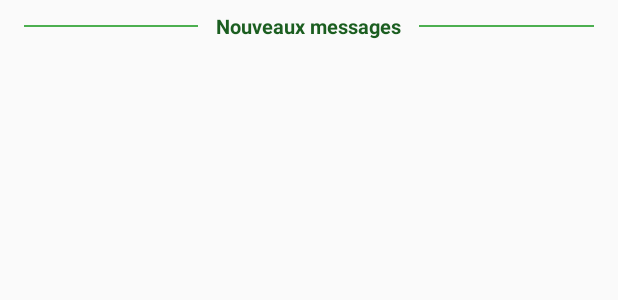
After one commit to FialkaApp/Fialka-Android, an Android app: the layout item_unread_divider.xml on its own in the app's theme, with its tools: preview values and no code run, on a phone screen of 412 x 824 dp. The commit adds this screen. Shown: the top 300 px of the screen. Run offline under Robolectric (Android 15) with nearby library versions, the light colour scheme and no system bars.

Commit message:
feat: unread messages, real-time sync, Firebase hardening, UI fixes
- Unread badge on conversation list with count (99+ cap)
- 'Nouveaux messages' divider in chat (anchored by message ID)
- Real-time message reception on conversations list (global listeners)
- Duplicate message prevention (shared Mutex via companion object)
- Skip unread increment when chat is currently viewed
- Mark conversation as read on chat open
- Firebase rules: participant-based access for messages
- Android 15 edge-to-edge status bar fix
- Keyboard overlap fix (adjustResize + IME insets)
- Firebase auto re-auth in registerParticipant
- README & SECURITY.md updated

```diff
--- a/app/src/main/AndroidManifest.xml
+++ b/app/src/main/AndroidManifest.xml
@@ -21,6 +21,7 @@
         <activity
             android:name=".ui.MainActivity"
             android:exported="true"
+            android:windowSoftInputMode="adjustResize"
             android:theme="@style/Theme.SecureChat">
             <intent-filter>
                 <action android:name="android.intent.action.MAIN" />
--- a/app/src/main/java/com/securechat/data/local/SecureChatDatabase.kt
+++ b/app/src/main/java/com/securechat/data/local/SecureChatDatabase.kt
@@ -22,7 +22,7 @@ import com.securechat.data.model.UserLocal
         MessageLocal::class,
         RatchetState::class
     ],
-    version = 3,
+    version = 4,
     exportSchema = false
 )
 abstract class SecureChatDatabase : RoomDatabase() {
--- a/app/src/main/java/com/securechat/data/model/Conversation.kt
+++ b/app/src/main/java/com/securechat/data/model/Conversation.kt
@@ -17,5 +17,6 @@ data class Conversation(
     val lastMessage: String = "",
     val lastMessageTimestamp: Long = System.currentTimeMillis(),
     val createdAt: Long = System.currentTimeMillis(),
-    val accepted: Boolean = true        // false = pending invitation, true = active conversation
+    val accepted: Boolean = true,       // false = pending invitation, true = active conversation
+    val unreadCount: Int = 0            // Number of unread messages from the other participant
 )
--- a/app/src/main/java/com/securechat/ui/MainActivity.kt
+++ b/app/src/main/java/com/securechat/ui/MainActivity.kt
@@ -30,10 +30,11 @@ class MainActivity : AppCompatActivity() {
             insets
         }
 
-        // Handle bottom nav bar inset on the fragment container
+        // Handle bottom nav bar + keyboard (IME) insets on the fragment container
         ViewCompat.setOnApplyWindowInsetsListener(navHost) { view, insets ->
             val navBarHeight = insets.getInsets(WindowInsetsCompat.Type.navigationBars()).bottom
-            view.updatePadding(bottom = navBarHeight)
+            val imeHeight = insets.getInsets(WindowInsetsCompat.Type.ime()).bottom
+            view.updatePadding(bottom = maxOf(navBarHeight, imeHeight))
             insets
         }
     }
--- /dev/null
+++ b/app/src/main/res/layout/item_unread_divider.xml
@@ -0,0 +1,32 @@
+<?xml version="1.0" encoding="utf-8"?>
+<LinearLayout
+    xmlns:android="http://schemas.android.com/apk/res/android"
+    android:layout_width="match_parent"
+    android:layout_height="wrap_content"
+    android:gravity="center"
+    android:orientation="horizontal"
+    android:paddingVertical="8dp"
+    android:paddingHorizontal="16dp">
+
+    <View
+        android:layout_width="0dp"
+        android:layout_height="1dp"
+        android:layout_weight="1"
+        android:background="#FF4CAF50" />
+
+    <TextView
+        android:layout_width="wrap_content"
+        android:layout_height="wrap_content"
+        android:layout_marginHorizontal="12dp"
+        android:text="Nouveaux messages"
+        android:textColor="#FF1B5E20"
+        android:textSize="13sp"
+        android:textStyle="bold" />
+
+    <View
+        android:layout_width="0dp"
+        android:layout_height="1dp"
+        android:layout_weight="1"
+        android:background="#FF4CAF50" />
+
+</LinearLayout>
```
Also changed, not shown: app/src/main/java/com/securechat/data/local/ConversationDao.kt (+9 -0 lines), app/src/main/java/com/securechat/data/remote/FirebaseRelay.kt (+30 -0 lines), app/src/main/java/com/securechat/data/repository/ChatRepository.kt (+78 -9 lines), app/src/main/java/com/securechat/ui/chat/ChatFragment.kt (+5 -5 lines), app/src/main/java/com/securechat/ui/chat/ChatViewModel.kt (+54 -5 lines), app/src/main/java/com/securechat/ui/chat/MessagesAdapter.kt (+45 -11 lines), app/src/main/java/com/securechat/ui/conversations/ConversationsAdapter.kt (+13 -0 lines), app/src/main/java/com/securechat/ui/conversations/ConversationsViewModel.kt (+29 -0 lines), app/src/main/res/layout/item_conversation.xml (+16 -1 lines), 2 other files.
